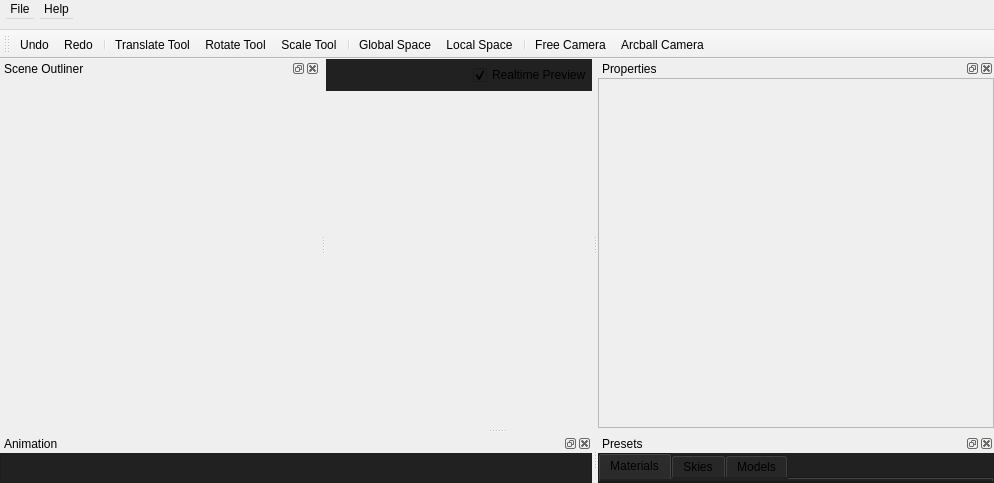
Old version of the form src/mainwindow.ui in the repository jahshaka/Studio.
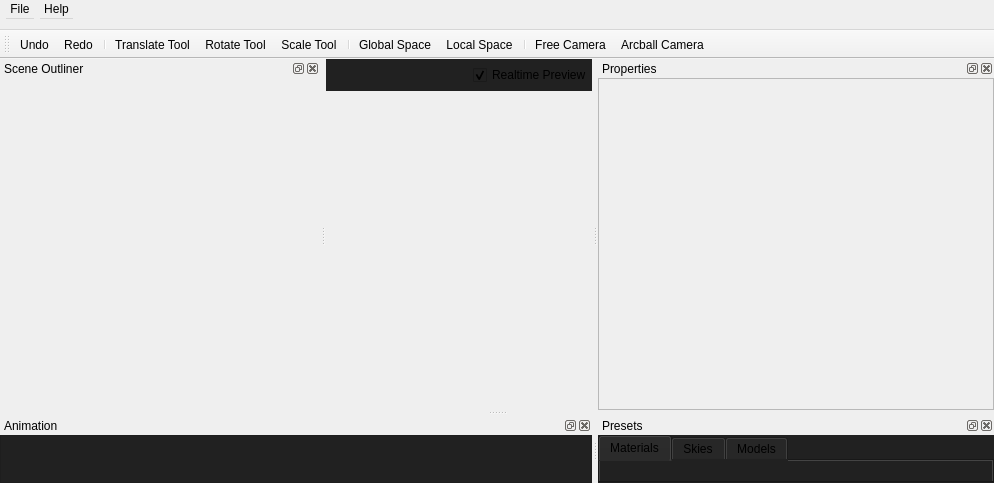
New version of the form. Icons and pictures are not drawn. Custom widgets are drawn as their Qt base class.

```diff
--- a/src/mainwindow.ui
+++ b/src/mainwindow.ui
@@ -602,7 +602,7 @@
    <property name="minimumSize">
     <size>
      <width>63</width>
-     <height>38</height>
+     <height>0</height>
     </size>
    </property>
    <property name="maximumSize">
@@ -618,6 +618,12 @@
     <number>8</number>
    </attribute>
    <widget class="QWidget" name="animationWidgetContents">
+    <property name="minimumSize">
+     <size>
+      <width>0</width>
+      <height>0</height>
+     </size>
+    </property>
     <property name="styleSheet">
      <string notr="true">QWidget#animationWidgetContents {
 	border: 1px solid #1e1e1e;
@@ -735,7 +741,7 @@
           <x>0</x>
           <y>0</y>
           <width>394</width>
-          <height>306</height>
+          <height>225</height>
          </rect>
         </property>
         <property name="styleSheet">
@@ -803,6 +809,12 @@
      <verstretch>0</verstretch>
     </sizepolicy>
    </property>
+   <property name="minimumSize">
+    <size>
+     <width>396</width>
+     <height>67</height>
+    </size>
+   </property>
    <property name="styleSheet">
     <string notr="true">background: #212121</string>
    </property>
```
